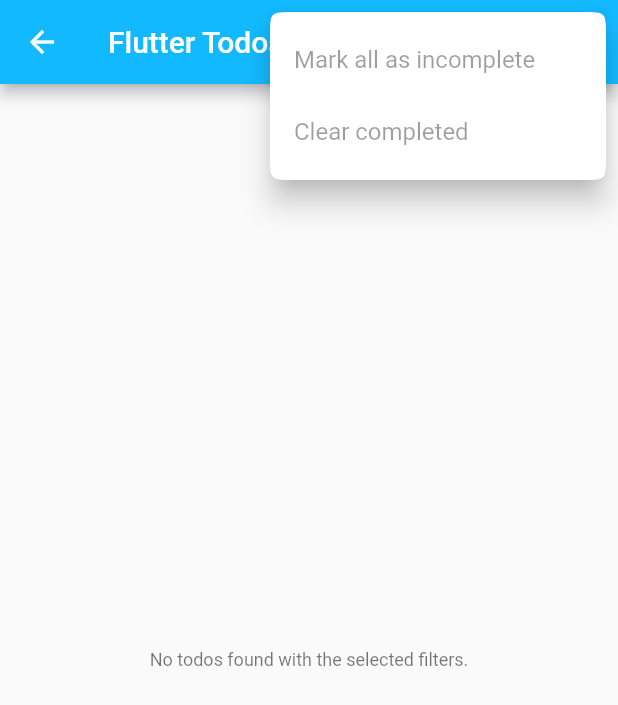
After one commit to 4xMafole/flutter_todos, a Flutter app: the TodosOverviewView screen opened directly, after a tap on the "more vert" icon, on a phone screen of 412 x 824 dp. The commit adds this screen. Shown: the top 705 px of the screen. Run offline on Flutter 3.47's test engine with Material 2 defaults, Android fonts, the phone set to English and light mode, and no system bars; our stand-ins replace bloc, equatable, flutter_bloc, rxdart, shared_preferences; accounts and stored records are empty; generated files the repository leaves out were written again.

Commit message:
feat: added todos overview page

```diff
--- a/lib/home/view/home_page.dart
+++ b/lib/home/view/home_page.dart
@@ -3,6 +3,9 @@ import 'package:flutter/src/widgets/container.dart';
 import 'package:flutter/src/widgets/framework.dart';
 import 'package:flutter_bloc/flutter_bloc.dart';
 import 'package:flutter_todos/home/cubit/home_cubit.dart';
+import 'package:flutter_todos/stats/views/views.dart';
+
+import '../../todos_overview/views/todos_overview_page.dart';
 
 class HomePage extends StatelessWidget {
   const HomePage({super.key});
--- a/lib/l10n/arb/app_en.arb
+++ b/lib/l10n/arb/app_en.arb
@@ -1,7 +1,112 @@
 {
-    "@@locale": "en",
-    "counterAppBarTitle": "Counter",
-    "@counterAppBarTitle": {
-        "description": "Text shown in the AppBar of the Counter Page"
+  "@@locale": "en",
+  "todosOverviewAppBarTitle": "Flutter Todos",
+  "@todosOverviewAppBarTitle": {
+    "description": "Title text shown in the AppBar of the Todos Overview Page"
+  },
+  "todosOverviewFilterTooltip": "Filter",
+  "@todosOverviewFilterTooltip": {
+    "description": "Tooltip text shown in the filter dropdown of the Todos Overview Page"
+  },
+  "todosOverviewFilterAll": "All",
+  "@todosOverviewFilterAll": {
+    "description": "Text shown in the filter dropdown of the Todos Overview Page for the option to display all todos"
+  },
+  "todosOverviewFilterActiveOnly": "Active only",
+  "@todosOverviewFilterActiveOnly": {
+    "description": "Text shown in the filter dropdown of the Todos Overview Page for the option to display active todos only"
+  },
+  "todosOverviewFilterCompletedOnly": "Completed only",
+  "@todosOverviewFilterCompletedOnly": {
+    "description": "Text shown in the filter dropdown of the Todos Overview Page for the option to display completed todos only"
+  },
+  "todosOverviewMarkAllCompleteButtonText": "Mark all complete",
+  "@todosOverviewMarkAllCompleteButtonText": {
+    "description": "Button text shown in the options dropdown of the Todos Overview Page that marks all current todos as complete"
+  },
+  "todosOverviewClearCompletedButtonText": "Clear completed",
+  "@todosOverviewClearCompletedButtonText": {
+    "description": "Button text shown in the options dropdown of the Todos Overview Page that deletes all completed todos"
+  },
+  "todosOverviewEmptyText": "No todos found with the selected filters.",
+  "@todosOverviewEmptyText": {
+    "description": "Text shown in the Todos Overview Page when no todos are found with the selected filters"
+  },
+  "todosOverviewTodoDeletedSnackbarText": "Todo \"{todoTitle}\" deleted.",
+  "@todosOverviewTodoDeletedSnackbarText": {
+    "description": "Snackbar text shown when a todo is deleted from the Todos Overview Page",
+    "placeholders": {
+      "todoTitle": {
+        "description": "The title of the todo that was deleted"
+      }
     }
+  },
+  "todosOverviewUndoDeletionButtonText": "Undo",
+  "@todosOverviewUndoDeletionButtonText": {
+    "description": "Button text shown in the snackbar that undoes a deletion of a todo"
+  },
+  "todosOverviewErrorSnackbarText": "An error occurred while loading todos.",
+  "@todosOverviewErrorSnackbarText": {
+    "description": "Snackbar text shown when an error occurs while loading todos"
+  },
+  "todosOverviewOptionsTooltip": "Options",
+  "@todosOverviewOptionsTooltip": {
+    "description": "Tooltip text shown in the options dropdown of the Todos Overview Page"
+  },
+  "todosOverviewOptionsMarkAllComplete": "Mark all as completed",
+  "@todosOverviewOptionsMarkAllComplete": {
+    "description": "Button text shown in the options dropdown of the Todos Overview Page that marks all todos as complete"
+  },
+  "todosOverviewOptionsMarkAllIncomplete": "Mark all as incomplete",
+  "@todosOverviewOptionsMarkAllIncomplete": {
+    "description": "Button text shown in the options dropdown of the Todos Overview Page that marks all todos as incomplete"
+  },
+  "todosOverviewOptionsClearCompleted": "Clear completed",
+  "@todosOverviewOptionsClearCompleted": {
+    "description": "Button text shown in the options dropdown of the Todos Overview Page that deletes all completed todos"
+  },
+  "todoDetailsAppBarTitle": "Todo Details",
+  "@todoDetailsAppBarTitle": {
+    "description": "Title text shown in the AppBar of the Todo Details Page"
+  },
+  "todoDetailsDeleteButtonTooltip": "Delete",
+  "@todoDetailsDeleteButtonTooltip": {
+    "description": "Tooltip text shown in the delete button on the Todo Details Page"
+  },
+  "todoDetailsEditButtonTooltip": "Edit",
+  "@todoDetailsEditButtonTooltip": {
+    "description": "Tooltip text shown in the edit button on the Todo Details Page"
+  },
+  "editTodoEditAppBarTitle": "Edit Todo",
+  "@editTodoEditAppBarTitle": {
+    "description": "Title text shown in the AppBar of the Todo Edit Page when editing an existing todo"
+  },
+  "editTodoAddAppBarTitle": "Add Todo",
+  "@editTodoAddAppBarTitle": {
+    "description": "Title text shown in the AppBar of the Todo Edit Page when adding a new todo"
+  },
+  "editTodoTitleLabel": "Title",
+  "@editTodoTitleLabel": {
+    "description": "Label text shown in the title input field of the Todo Edit Page"
+  },
+  "editTodoDescriptionLabel": "Description",
+  "@editTodoDescriptionLabel": {
+    "description": "Label text shown in the description input field of the Todo Edit Page"
+  },
+  "editTodoSaveButtonTooltip": "Save changes",
+  "@editTodoSaveButtonTooltip": {
+    "description": "Tooltip text shown in the save button on the Todo Edit Page"
+  },
+  "statsAppBarTitle": "Stats",
+  "@statsAppBarTitle": {
+    "description": "Title text shown in the AppBar of the Stats Page"
+  },
+  "statsCompletedTodoCountLabel": "Completed todos",
+  "@statsCompletedTodoCountLabel": {
+    "description": "Label text shown in the completed todos count section of the Stats Page"
+  },
+  "statsActiveTodoCountLabel": "Active todos",
+  "@statsActiveTodoCountLabel": {
+    "description": "Label text shown in the active todos count section of the Stats Page"
+  }
 }
--- /dev/null
+++ b/lib/todos_overview/bloc/todos_overview_bloc.dart
@@ -0,0 +1,96 @@
+import 'dart:async';
+
+import 'package:bloc/bloc.dart';
+import 'package:equatable/equatable.dart';
+import 'package:flutter_todos/todos_overview/todos_overview.dart';
+import 'package:todos_api/todos_api.dart';
+import 'package:todos_repository/todos_repository.dart';
+
+part 'todos_overview_event.dart';
+part 'todos_overview_state.dart';
+
+class TodosOverviewBloc extends Bloc<TodosOverviewEvent, TodosOverviewState> {
+  TodosOverviewBloc({required TodosRepository todosRepository})
+      : _todosRepository = todosRepository,
+        super(const TodosOverviewState()) {
+    on<TodosOverviewSubscriptionRequested>(_onSubscriptionRequested);
+    on<TodosOverviewTodoCompletionToggled>(_onTodoCompletionToggled);
+    on<TodosOverviewTodoDeleted>(_onTodoDeleted);
+    on<TodosOverviewUndoDeletionRequested>(_onUndoDeletionRequested);
+    on<TodosOverviewFilterChanged>(_onFilterChanged);
+    on<TodosOverviewToggleAllRequested>(_onToggleAllRequested);
+    on<TodosOverviewClearCompletedRequested>(_onClearCompletedRequested);
+  }
+
+  final TodosRepository _todosRepository;
+
+  FutureOr<void> _onSubscriptionRequested(
+    TodosOverviewSubscriptionRequested event,
+    Emitter<TodosOverviewState> emit,
+  ) async {
+    emit(state.copyWith(status: () => TodosOverviewStatus.loading));
+
+    await emit.forEach<List<Todo>>(
+      _todosRepository.getTodos(),
+      onData: (todos) => state.copyWith(
+        status: () => TodosOverviewStatus.success,
+        todos: () => todos,
+      ),
+      onError: (_, __) => state.copyWith(
+        status: () => TodosOverviewStatus.failure,
+      ),
+    );
+  }
+
+  FutureOr<void> _onTodoCompletionToggled(
+    TodosOverviewTodoCompletionToggled event,
+    Emitter<TodosOverviewState> emit,
+  ) async {
+    final newTodo = event.todo.copyWith(isCompleted: event.isCompleted);
+    await _todosRepository.saveTodo(newTodo);
+  }
+
+  FutureOr<void> _onTodoDeleted(
+    TodosOverviewTodoDeleted event,
+    Emitter<TodosOverviewState> emit,
+  ) async {
+    emit(
+      state.copyWith(lastDeletedTodo: () => event.todo),
+    );
+    await _todosRepository.deleteTodo(event.todo.id);
+  }
+
+  FutureOr<void> _onUndoDeletionRequested(
+    TodosOverviewUndoDeletionRequested event,
+    Emitter<TodosOverviewState> emit,
+  ) async {
+    assert(state.lastDeletedTodo != null, 'Last deleted todo can not be null.');
+
+    final todo = state.lastDeletedTodo!;
+    emit(state.copyWith(lastDeletedTodo: () => null));
+    await _todosRepository.saveTodo(todo);
+  }
+
+  FutureOr<void> _onFilterChanged(
+    TodosOverviewFilterChanged event,
+    Emitter<TodosOverviewState> emit,
+  ) async {
+    emit(state.copyWith(filter: () => event.filter));
+  }
+
+  FutureOr<void> _onToggleAllRequested(
+    TodosOverviewToggleAllRequested event,
+    Emitter<TodosOverviewState> emit,
+  ) async {
+    final areAllCompleted = state.todos.every((todo) => todo.isCompleted);
+
+    await _todosRepository.completeAll(isCompleted: !areAllCompleted);
+  }
+
+  FutureOr<void> _onClearCompletedRequested(
+    TodosOverviewClearCompletedRequested event,
+    Emitter<TodosOverviewState> emit,
+  ) async {
+    await _todosRepository.clearCompleted();
+  }
+}
--- /dev/null
+++ b/lib/todos_overview/bloc/todos_overview_event.dart
@@ -0,0 +1,55 @@
+part of 'todos_overview_bloc.dart';
+
+abstract class TodosOverviewEvent extends Equatable {
+  const TodosOverviewEvent();
+
+  @override
+  List<Object> get props => [];
+}
+
+class TodosOverviewSubscriptionRequested extends TodosOverviewEvent {
+  const TodosOverviewSubscriptionRequested();
+}
+
+class TodosOverviewTodoCompletionToggled extends TodosOverviewEvent {
+  const TodosOverviewTodoCompletionToggled({
+    required this.todo,
+    required this.isCompleted,
+  });
+
+  final Todo todo;
+  final bool isCompleted;
+
+  @override
+  List<Object> get props => [todo, isCompleted];
+}
+
+class TodosOverviewTodoDeleted extends TodosOverviewEvent {
+  const TodosOverviewTodoDeleted(this.todo);
+
+  final Todo todo;
+
+  @override
+  List<Object> get props => [todo];
+}
+
+class TodosOverviewUndoDeletionRequested extends TodosOverviewEvent {
+  const TodosOverviewUndoDeletionRequested();
+}
+
+class TodosOverviewFilterChanged extends TodosOverviewEvent {
+  const TodosOverviewFilterChanged(this.filter);
+
+  final TodosViewFilter filter;
+
+  @override
+  List<Object> get props => [filter];
+}
+
+class TodosOverviewToggleAllRequested extends TodosOverviewEvent {
+  const TodosOverviewToggleAllRequested();
+}
+
+class TodosOverviewClearCompletedRequested extends TodosOverviewEvent {
+  const TodosOverviewClearCompletedRequested();
+}
--- /dev/null
+++ b/lib/todos_overview/bloc/todos_overview_state.dart
@@ -0,0 +1,47 @@
+part of 'todos_overview_bloc.dart';
+
+enum TodosOverviewStatus {
+  initial,
+  loading,
+  success,
+  failure,
+}
+
+class TodosOverviewState extends Equatable {
+  const TodosOverviewState({
+    this.status = TodosOverviewStatus.initial,
+    this.todos = const [],
+    this.filter = TodosViewFilter.all,
+    this.lastDeletedTodo,
+  });
+
+  final TodosOverviewStatus status;
+  final List<Todo> todos;
+  final TodosViewFilter filter;
+  final Todo? lastDeletedTodo;
+
+  Iterable<Todo> get filteredTodos => filter.applyAll(todos);
+
+  TodosOverviewState copyWith({
+    TodosOverviewStatus Function()? status,
+    List<Todo> Function()? todos,
+    TodosViewFilter Function()? filter,
+    Todo? Function()? lastDeletedTodo,
+  }) {
+    return TodosOverviewState(
+      status: status != null ? status() : this.status,
+      todos: todos != null ? todos() : this.todos,
+      filter: filter != null ? filter() : this.filter,
+      lastDeletedTodo:
+          lastDeletedTodo != null ? lastDeletedTodo() : this.lastDeletedTodo,
+    );
+  }
+
+  @override
+  List<Object?> get props => [
+        status,
+        todos,
+        filter,
+        lastDeletedTodo,
+      ];
+}
--- /dev/null
+++ b/lib/todos_overview/models/models.dart
@@ -0,0 +1 @@
+export 'todos_view_filter.dart';
--- /dev/null
+++ b/lib/todos_overview/models/todos_view_filter.dart
@@ -0,0 +1,24 @@
+import 'package:todos_api/todos_api.dart';
+
+enum TodosViewFilter {
+  all,
+  activeOnly,
+  completedOnly,
+}
+
+extension TodosViewFilterX on TodosViewFilter {
+  bool apply(Todo todo) {
+    switch (this) {
+      case TodosViewFilter.all:
+        return true;
+      case TodosViewFilter.activeOnly:
+        return !todo.isCompleted;
+      case TodosViewFilter.completedOnly:
+        return todo.isCompleted;
+    }
+  }
+
+  Iterable<Todo> applyAll(Iterable<Todo> todos) {
+    return todos.where(apply);
+  }
+}
--- /dev/null
+++ b/lib/todos_overview/todos_overview.dart
@@ -0,0 +1,3 @@
+export 'bloc/todos_overview_bloc.dart';
+export 'models/models.dart';
+export 'views/view.dart';
--- /dev/null
+++ b/lib/todos_overview/views/todos_overview_page.dart
@@ -0,0 +1,142 @@
+import 'package:flutter/cupertino.dart';
+import 'package:flutter/material.dart';
+import 'package:flutter_bloc/flutter_bloc.dart';
+import 'package:flutter_todos/l10n/l10n.dart';
+import 'package:flutter_todos/todos_overview/bloc/todos_overview_bloc.dart';
+import 'package:todos_repository/todos_repository.dart';
+
+import '../widgets/widgets.dart';
+
+class TodosOverviewPage extends StatelessWidget {
+  const TodosOverviewPage({super.key});
+
+  @override
+  Widget build(BuildContext context) {
+    return BlocProvider(
+      create: (context) => TodosOverviewBloc(
+        todosRepository: context.read<TodosRepository>(),
+      )..add(const TodosOverviewSubscriptionRequested()),
+      child: const TodosOverviewView(),
+    );
+  }
+}
+
+class TodosOverviewView extends StatelessWidget {
+  const TodosOverviewView({super.key});
+
+  @override
+  Widget build(BuildContext context) {
+    final l10n = context.l10n;
+    return Scaffold(
+      appBar: AppBar(
+        title: Text(
+          l10n.todosOverviewAppBarTitle,
+        ),
+        actions: const [
+          TodosOverviewFilterButton(),
+          TodosOverviewOptionsButton(),
+        ],
+      ),
+      body: MultiBlocListener(
+        listeners: [
+          BlocListener<TodosOverviewBloc, TodosOverviewState>(
+            listenWhen: (previous, current) =>
+                previous.status != current.status,
+            listener: (context, state) {
+              if (state.status == TodosOverviewStatus.failure) {
+                ScaffoldMessenger.of(context)
+                  ..hideCurrentSnackBar()
+                  ..showSnackBar(
+                    SnackBar(
+                      content: Text(
+                        l10n.todosOverviewErrorSnackbarText,
+                      ),
+                    ),
+                  );
+              }
+            },
+          ),
+          BlocListener<TodosOverviewBloc, TodosOverviewState>(
+            listenWhen: (previous, current) =>
+                previous.lastDeletedTodo != current.lastDeletedTodo &&
+                current.lastDeletedTodo != null,
+            listener: (context, state) {
+              final deletedTodo = state.lastDeletedTodo!;
+              final messenger = ScaffoldMessenger.of(context);
+              messenger
+                ..hideCurrentSnackBar()
+                ..showSnackBar(
+                  SnackBar(
+                    content: Text(
+                      l10n.todosOverviewTodoDeletedSnackbarText(
+                        deletedTodo.title,
+                      ),
+                    ),
+                    action: SnackBarAction(
+                      label: l10n.todosOverviewUndoDeletionButtonText,
+                      onPressed: () {
+                        messenger.hideCurrentSnackBar();
+                        context
+                            .read<TodosOverviewBloc>()
+                            .add(const TodosOverviewUndoDeletionRequested());
+                      },
+                    ),
+                  ),
+                );
+            },
+          ),
+        ],
+        child: BlocBuilder<TodosOverviewBloc, TodosOverviewState>(
+          builder: (context, state) {
+            if (state.todos.isEmpty) {
+              if (state.status == TodosOverviewStatus.loading) {
+                return const Center(
+                  child: CupertinoActivityIndicator(),
+                );
+              } else if (state.status != TodosOverviewStatus.success) {
+                return const SizedBox();
+              } else {
+                return Center(
+                  child: Text(
+                    l10n.todosOverviewEmptyText,
+                    style: Theme.of(context).textTheme.caption,
+                  ),
+                );
+              }
+            }
+
+            return CupertinoScrollbar(
+              child: ListView(
+                children: [
+                  for (final todo in state.filteredTodos) ...[
+                    TodoListTile(
+                      todo: todo,
+                      onToggleCompleted: (isCompleted) {
+                        context.read<TodosOverviewBloc>().add(
+                              TodosOverviewTodoCompletionToggled(
+                                todo: todo,
+                                isCompleted: isCompleted,
+                              ),
+                            );
+                      },
+                      onDismissed: (_) {
+                        context
+                            .read<TodosOverviewBloc>()
+                            .add(TodosOverviewTodoDeleted(todo));
+                      },
+                      onTap: () {
+                        Navigator.of(context).push(
+                          EditTodoPage.route(initialTodo: todo),
+                        );
+                      },
+                    ),
+                  ]
+                ],
+              ),
+            );
+          },
+        ),
+      ),
+    );
+  }
+}
--- /dev/null
+++ b/lib/todos_overview/views/view.dart
@@ -0,0 +1 @@
+export 'todos_overview_page.dart';
--- /dev/null
+++ b/lib/todos_overview/widgets/todos_overview_filter_button.dart
@@ -0,0 +1,48 @@
+import 'package:flutter/material.dart';
+import 'package:flutter/src/widgets/container.dart';
+import 'package:flutter/src/widgets/framework.dart';
+import 'package:flutter_bloc/flutter_bloc.dart';
+import 'package:flutter_todos/l10n/l10n.dart';
+import 'package:flutter_todos/todos_overview/todos_overview.dart';
+
+class TodosOverviewFilterButton extends StatelessWidget {
+  const TodosOverviewFilterButton({super.key});
+
+  @override
+  Widget build(BuildContext context) {
+    final l10n = context.l10n;
+
+    final activeFilter =
+        context.select((TodosOverviewBloc bloc) => bloc.state.filter);
+    return PopupMenuButton<TodosViewFilter>(
+      shape: const ContinuousRectangleBorder(
+        borderRadius: BorderRadius.all(
+          Radius.circular(16),
+        ),
+      ),
+      initialValue: activeFilter,
+      onSelected: (filter) {
+        context
+            .read<TodosOverviewBloc>()
+            .add(TodosOverviewFilterChanged(filter));
+      },
+      itemBuilder: (context) {
+        return [
+          PopupMenuItem(
+            value: TodosViewFilter.all,
+            child: Text(l10n.todosOverviewFilterAll),
+          ),
+          PopupMenuItem(
+            value: TodosViewFilter.activeOnly,
+            child: Text(l10n.todosOverviewFilterActiveOnly),
+          ),
+          PopupMenuItem(
+            value: TodosViewFilter.completedOnly,
+            child: Text(l10n.todosOverviewFilterCompletedOnly),
+          ),
+        ];
+      },
+      icon: const Icon(Icons.filter_list_rounded),
+    );
+  }
+}
--- /dev/null
+++ b/lib/todos_overview/widgets/todos_overview_options_button.dart
@@ -0,0 +1,68 @@
+import 'package:flutter/material.dart';
+import 'package:flutter_bloc/flutter_bloc.dart';
+import 'package:flutter_todos/l10n/l10n.dart';
+import 'package:flutter_todos/todos_overview/todos_overview.dart';
+
+@visibleForTesting
+enum TodosOverviewOption { toggleAll, clearCompleted }
+
+class TodosOverviewOptionsButton extends StatelessWidget {
+  const TodosOverviewOptionsButton({super.key});
+
+  @override
+  Widget build(BuildContext context) {
+    final l10n = context.l10n;
+
+    final todos = context.select((TodosOverviewBloc bloc) => bloc.state.todos);
+    final hasTodos = todos.isNotEmpty;
+    final numberOfCompletedTodos = todos
+        .where(
+          (todo) => todo.isCompleted,
+        )
+        .length;
+
+    return PopupMenuButton<TodosOverviewOption>(
+      shape: const ContinuousRectangleBorder(
+        borderRadius: BorderRadius.all(
+          Radius.circular(16),
+        ),
+      ),
+      tooltip: l10n.todosOverviewOptionsTooltip,
+      onSelected: (options) {
+        switch (options) {
+          case TodosOverviewOption.toggleAll:
+            context
+                .read<TodosOverviewBloc>()
+                .add(const TodosOverviewToggleAllRequested());
+            break;
+          case TodosOverviewOption.clearCompleted:
+            context
+                .read<TodosOverviewBloc>()
+                .add(const TodosOverviewClearCompletedRequested());
+            break;
+        }
+      },
+      itemBuilder: (context) {
+        return [
+          PopupMenuItem(
+            value: TodosOverviewOption.toggleAll,
+            enabled: hasTodos,
+            child: Text(
+              numberOfCompletedTodos == todos.length
+                  ? l10n.todosOverviewOptionsMarkAllIncomplete
+                  : l10n.todosOverviewOptionsMarkAllComplete,
+            ),
+          ),
+          PopupMenuItem(
+            value: TodosOverviewOption.clearCompleted,
+            enabled: hasTodos && numberOfCompletedTodos > 0,
+            child: Text(
+              l10n.todosOverviewOptionsClearCompleted,
+            ),
+          ),
+        ];
+      },
+      icon: const Icon(Icons.more_vert_rounded),
+    );
+  }
+}
--- /dev/null
+++ b/lib/todos_overview/widgets/widgets.dart
@@ -0,0 +1,3 @@
+export 'todo_list_tile.dart';
+export 'todos_overview_filter_button.dart';
+export 'todos_overview_options_button.dart';
```
Also changed, not shown: lib/l10n/arb/app_es.arb (deleted, +0 -7 lines), lib/todos_overview/widgets/todo_list_tile.dart (added, +74 -0 lines).
